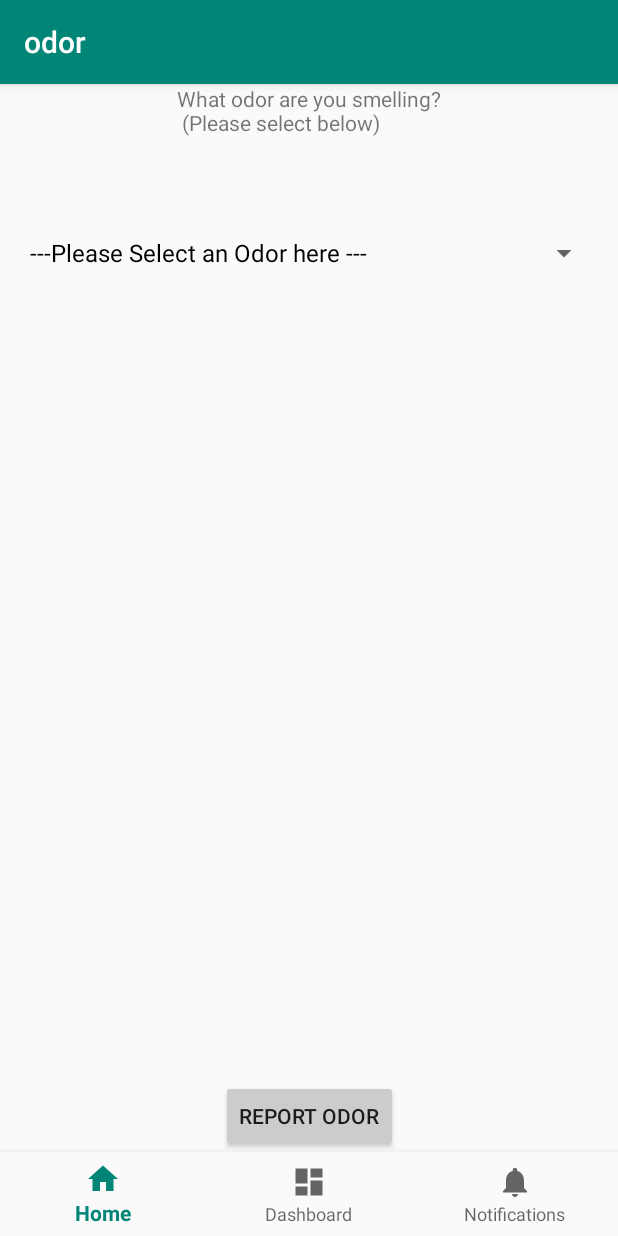
After one commit to vikikatkar/odor, an Android app: the OdorReportSubmissionFragment screen opened directly, with no data from a screen before it, on a phone screen of 412 x 824 dp. The commit adds this screen. Run offline under Robolectric (Android 15) with nearby library versions, the phone set to English and light mode, and no system bars; our stand-ins replace Firebase (no records; nobody signed in at launch, a user with empty details on screens opened directly), Volley.

Commit message:
3.1 Logged in User is directly going for submission screen

```diff
--- a/app/src/main/java/com/mga/vikram/odor/HomeFragment.java
+++ b/app/src/main/java/com/mga/vikram/odor/HomeFragment.java
@@ -13,6 +13,7 @@ import android.view.View;
 import android.view.ViewGroup;
 import android.widget.Button;
 import android.widget.TextView;
+import android.widget.Toast;
 
 import androidx.annotation.NonNull;
 import androidx.annotation.Nullable;
@@ -112,7 +113,11 @@ public class HomeFragment extends Fragment implements View.OnClickListener{
             if ( reporter.isLocationAvailable() ){
                 message += " : Location : " + reporter.getLat() + " : " + reporter.getLng();
 
-                OdorServer.getReport(getContext());
+                Toast.makeText(getView().getContext(), message, Toast.LENGTH_SHORT).show();
+
+                getFragmentManager().beginTransaction().replace(R.id.fragment_container,
+                        new OdorReportSubmissionFragment(), "OdorReportSubmissionFragment").commit();
+
             }
             signInButton.setEnabled(false);
             signOutButton.setEnabled(true);
--- /dev/null
+++ b/app/src/main/java/com/mga/vikram/odor/OdorReportSubmissionFragment.java
@@ -0,0 +1,126 @@
+package com.mga.vikram.odor;
+
+import android.graphics.Color;
+import android.graphics.PorterDuff;
+import android.os.Bundle;
+import android.util.Log;
+import android.view.LayoutInflater;
+import android.view.View;
+import android.view.ViewGroup;
+import android.widget.AdapterView;
+import android.widget.ArrayAdapter;
+import android.widget.Button;
+import android.widget.Spinner;
+import android.widget.Toast;
+
+import androidx.annotation.NonNull;
+import androidx.annotation.Nullable;
+import androidx.fragment.app.Fragment;
+
+import com.android.volley.Request;
+import com.android.volley.RequestQueue;
+import com.android.volley.Response;
+import com.android.volley.VolleyError;
+import com.android.volley.toolbox.JsonArrayRequest;
+import com.android.volley.toolbox.JsonObjectRequest;
+import com.android.volley.toolbox.Volley;
+
+import org.json.JSONArray;
+import org.json.JSONException;
+import org.json.JSONObject;
+
+import java.util.Date;
+
+public class OdorReportSubmissionFragment extends Fragment implements AdapterView.OnItemSelectedListener, View.OnClickListener {
+    Report report;
+    @Nullable
+    @Override
+    public View onCreateView(@NonNull LayoutInflater inflater, @Nullable ViewGroup container, @Nullable Bundle savedInstanceState) {
+        View view = inflater.inflate(R.layout.fragment_submit_odor_report,null);
+
+        Reporter reporter = Reporter.getInstance();
+        String displayName = reporter.getDisplayName();
+        /*
+        TextView mTextMessage;
+        mTextMessage = view.findViewById(R.id.message);
+        if ( reporter.isLocationAvailable() ){
+            displayName += " : Location : " + reporter.getLat() + " : " + reporter.getLng();
+        }
+        mTextMessage.setText(displayName==null? "Not yet signed in!": displayName);
+        */
+
+        Spinner spinner = view.findViewById(R.id.odorSpinner);
+
+        ArrayAdapter<CharSequence> odorAdapter = ArrayAdapter.createFromResource(getContext(),
+                            R.array.odors,
+                            android.R.layout.simple_spinner_dropdown_item);
+
+        odorAdapter.setDropDownViewResource(android.R.layout.simple_spinner_dropdown_item);
+
+        spinner.setAdapter(odorAdapter);
+
+        spinner.setOnItemSelectedListener(this);
+
+        //Disable Submission till item is not selected
+        Button submitReportButton = view.findViewById(R.id.submitReportButton);
+        submitReportButton.setClickable(false);
+        submitReportButton.getBackground().setColorFilter(Color.LTGRAY, PorterDuff.Mode.MULTIPLY);
+
+        return view;
+    }
+
+    @Override
+    public void onItemSelected(AdapterView<?> parent, View view, int position, long id) {
+        Button submitReportButton = getView().findViewById(R.id.submitReportButton);
+
+        if( position == 0 ){
+            submitReportButton.setClickable(false);
+            submitReportButton.getBackground().setColorFilter(Color.LTGRAY, PorterDuff.Mode.MULTIPLY);
+            return;
+        }
+        String odorDescription = parent.getItemAtPosition(position).toString();
+        if( submitReportButton != null ){
+            submitReportButton.setClickable(true);
+            submitReportButton.getBackground().setColorFilter(Color.GREEN, PorterDuff.Mode.MULTIPLY);
+            submitReportButton.setOnClickListener(this);
+        }
+        Reporter reporter = Reporter.getInstance();
+        report = new Report(0L, new Date(), reporter.emailId.hashCode(),
+                reporter.lat,reporter.lng,"", odorDescription,"");
+
+
+        Toast.makeText(parent.getContext(), odorDescription, Toast.LENGTH_SHORT).show();
+    }
+
+    @Override
+    public void onNothingSelected(AdapterView<?> parent) {
+
+    }
+
+    @Override
+    public void onClick(View v) {
+        //Submit button
+        String url = OdorServer.serverURL +"odor/report";
+        RequestQueue queue = Volley.newRequestQueue(getView().getContext());
+
+
+        JsonObjectRequest stringRequest = new JsonObjectRequest(Request.Method.POST, url, report.getJSONObject(),
+                new Response.Listener<JSONObject>() {
+                    @Override
+                    public void onResponse(JSONObject response) {
+                        Log.i("OdorServer", " Response :  " + response);
+                        Toast.makeText(getView().getContext(), "Thanks for Reporting Odor!", Toast.LENGTH_SHORT).show();
+                        Button submitReportButton = getView().findViewById(R.id.submitReportButton);
+                        submitReportButton.setClickable(false);
+                        submitReportButton.getBackground().setColorFilter(Color.LTGRAY, PorterDuff.Mode.MULTIPLY);
+                    }
+                },
+                new Response.ErrorListener() {
+            @Override
+            public void onErrorResponse(VolleyError error) {
+                Log.e("OdorServer", "Error on request : "+error.getMessage());
+            }
+        });
+        queue.add(stringRequest);
+    }
+}
--- /dev/null
+++ b/app/src/main/res/layout/fragment_submit_odor_report.xml
@@ -0,0 +1,46 @@
+<?xml version="1.0" encoding="utf-8"?>
+<androidx.constraintlayout.widget.ConstraintLayout xmlns:android="http://schemas.android.com/apk/res/android"
+    xmlns:app="http://schemas.android.com/apk/res-auto"
+    xmlns:tools="http://schemas.android.com/tools"
+    android:id="@+id/relativeLayout"
+    android:layout_width="match_parent"
+    android:layout_height="match_parent">
+
+
+    <androidx.constraintlayout.widget.ConstraintLayout
+        android:id="@+id/linearLayout"
+        android:layout_width="match_parent"
+        android:layout_height="match_parent"
+        android:orientation="vertical"
+        tools:layout_editor_absoluteX="-174dp"
+        tools:layout_editor_absoluteY="0dp">
+
+        <TextView
+            android:id="@+id/textView"
+            android:layout_width="wrap_content"
+            android:layout_height="wrap_content"
+            android:text="What odor are you smelling?\n (Please select below)"
+            app:layout_constraintEnd_toEndOf="parent"
+            app:layout_constraintStart_toStartOf="parent"
+            app:layout_constraintTop_toTopOf="parent" />
+
+        <Spinner
+            android:id="@+id/odorSpinner"
+            android:layout_width="388dp"
+            android:layout_height="155dp"
+            android:spinnerMode="dialog"
+            app:layout_constraintEnd_toEndOf="parent"
+            app:layout_constraintStart_toStartOf="parent"
+            app:layout_constraintTop_toBottomOf="@+id/textView" />
+
+        <Button
+            android:id="@+id/submitReportButton"
+            android:layout_width="wrap_content"
+            android:layout_height="wrap_content"
+            android:text="Report Odor"
+            app:layout_constraintBottom_toBottomOf="parent"
+            app:layout_constraintEnd_toEndOf="parent"
+            app:layout_constraintStart_toStartOf="parent" />
+
+    </androidx.constraintlayout.widget.ConstraintLayout>
+</androidx.constraintlayout.widget.ConstraintLayout>
--- a/app/src/main/res/values/strings.xml
+++ b/app/src/main/res/values/strings.xml
@@ -4,4 +4,60 @@
     <string name="title_dashboard">Dashboard</string>
     <string name="title_notifications">Notifications</string>
     <string name="title_activity_maps">Map</string>
+
+    <string-array name="odors">
+        <item>---Please Select an Odor here ---</item>
+        <item>Pungent</item>
+        <item>Irritating</item>
+        <item>Mettalic</item>
+        <item>Sharp</item>
+        <item>Fecal</item>
+        <item>Manure</item>
+        <item>Sewer</item>
+        <item>Burnt/Smoky</item>
+        <item>Tar</item>
+        <item>Rubber</item>
+        <item>Solvent</item>
+        <item>Glue</item>
+        <item>Gasoline</item>
+        <item>Paint</item>
+        <item>Mothballs</item>
+        <item>Shoe Polish</item>
+        <item>Chemicals</item>
+        <item>Medical</item>
+        <item>Alcohol</item>
+        <item>Ammonia</item>
+        <item>Cat</item>
+        <item>Fishy</item>
+        <item>Yeast</item>
+        <item>Sour Milk</item>
+        <item>Rancid</item>
+        <item>Fatty/Oily</item>
+        <item>Sweat</item>
+        <item>Sour Cheese</item>
+        <item>Purid</item>
+        <item>Decay</item>
+        <item>Soap</item>
+        <item>Detergent</item>
+        <item>Fruit</item>
+        <item>Citrus</item>
+        <item>Green</item>
+        <item>Decaying Vegetation</item>
+        <item>Rotten Eggs</item>
+        <item>Garlic</item>
+        <item>Marsh/Swamp</item>
+        <item>Canned Corn</item>
+        <item>Rotten Cabbage</item>
+        <item>Skunk</item>
+        <item>Burnt Rubber</item>
+        <item>Sulfide</item>
+        <item>Coffee Grounds</item>
+        <item>Wood</item>
+        <item>Green/Grass</item>
+        <item>Cardboard</item>
+        <item>Hay</item>
+        <item>Chlorinous</item>
+        <item>Earth/Must</item>
+        <item>Mold</item>
+    </string-array>
 </resources>
```
Also changed, not shown: app/src/main/AndroidManifest.xml (+0 -7 lines), app/src/main/java/com/mga/vikram/odor/MainActivity.java (+8 -67 lines), app/src/main/java/com/mga/vikram/odor/MapsActivity.java (deleted, +0 -143 lines), app/src/main/java/com/mga/vikram/odor/Report.java (+16 -0 lines).
